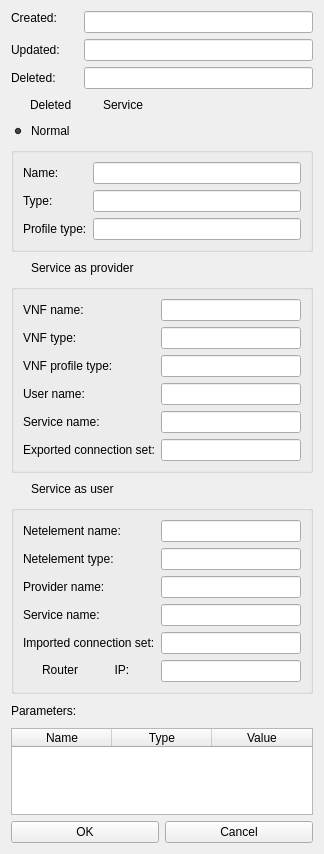
Qt form DCGUI/Windows/TenantVnf.ui (DanielZorin/DataCenters) before a commit.
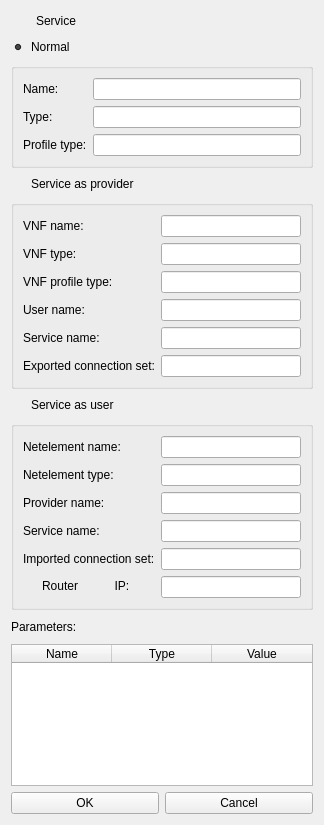
The same form after that commit. Icons and pictures are not drawn.

What changed in the file:
```diff
--- a/DCGUI/Windows/TenantVnf.ui
+++ b/DCGUI/Windows/TenantVnf.ui
@@ -7,7 +7,7 @@
     <x>0</x>
     <y>0</y>
     <width>324</width>
-    <height>854</height>
+    <height>825</height>
    </rect>
   </property>
   <property name="windowTitle">
@@ -37,60 +37,7 @@
        <property name="fieldGrowthPolicy">
         <enum>QFormLayout::AllNonFixedFieldsGrow</enum>
        </property>
-       <item row="1" column="0">
-        <widget class="QLabel" name="timelabel">
-         <property name="sizePolicy">
-          <sizepolicy hsizetype="Preferred" vsizetype="Fixed">
-           <horstretch>0</horstretch>
-           <verstretch>0</verstretch>
-          </sizepolicy>
-         </property>
-         <property name="text">
-          <string>Created:</string>
-         </property>
-        </widget>
-       </item>
        <item row="1" column="1">
-        <widget class="QLineEdit" name="created">
-         <property name="enabled">
-          <bool>true</bool>
-         </property>
-         <property name="readOnly">
-          <bool>false</bool>
-         </property>
-        </widget>
-       </item>
-       <item row="2" column="0">
-        <widget class="QLabel" name="label">
-         <property name="text">
-          <string>Updated:</string>
-         </property>
-        </widget>
-       </item>
-       <item row="2" column="1">
-        <widget class="QLineEdit" name="updated"/>
-       </item>
-       <item row="3" column="0">
-        <widget class="QLabel" name="label_2">
-         <property name="text">
-          <string>Deleted:</string>
-         </property>
-        </widget>
-       </item>
-       <item row="3" column="1">
-        <widget class="QLineEdit" name="deleted"/>
-       </item>
-       <item row="4" column="0">
-        <widget class="QCheckBox" name="delbox">
-         <property name="styleSheet">
-          <string notr="true"/>
-         </property>
-         <property name="text">
-          <string>Deleted</string>
-         </property>
-        </widget>
-       </item>
-       <item row="4" column="1">
         <widget class="QCheckBox" name="service">
          <property name="text">
           <string>Service</string>
```
